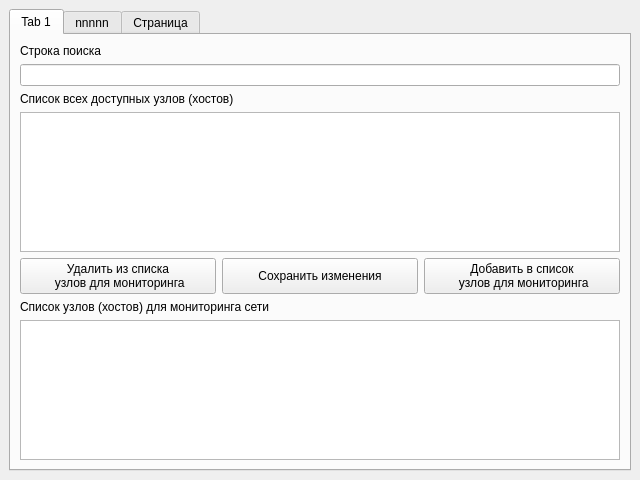
Qt form ui/edit_and_view_window.ui (aleksey88bsuir/Network_monitoring) before a commit.
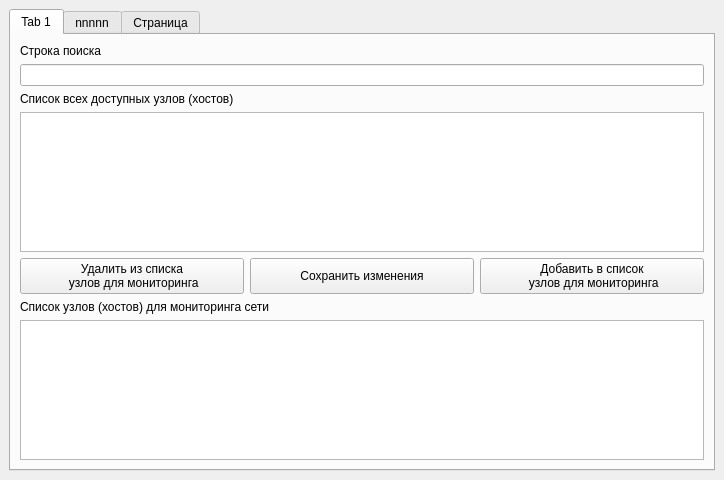
The same form after that commit.

Commit message: Добавил кнопку воспроизведения музыки. Изменил правила вызова лога при изменении стиля. Добавил меню вверху программы

What changed in the file:
```diff
--- a/ui/edit_and_view_window.ui
+++ b/ui/edit_and_view_window.ui
@@ -6,7 +6,7 @@
    <rect>
     <x>0</x>
     <y>0</y>
-    <width>640</width>
+    <width>724</width>
     <height>480</height>
    </rect>
   </property>
@@ -82,6 +82,9 @@
           </item>
           <item row="4" column="0">
            <layout class="QHBoxLayout" name="horizontalLayout">
+            <property name="sizeConstraint">
+             <enum>QLayout::SetFixedSize</enum>
+            </property>
             <item>
              <widget class="QPushButton" name="b_up">
               <property name="text">
@@ -93,11 +96,17 @@
             <item>
              <widget class="QPushButton" name="b_save_changes">
               <property name="sizePolicy">
-               <sizepolicy hsizetype="Minimum" vsizetype="Expanding">
+               <sizepolicy hsizetype="Minimum" vsizetype="Fixed">
                 <horstretch>0</horstretch>
                 <verstretch>0</verstretch>
                </sizepolicy>
               </property>
+              <property name="maximumSize">
+               <size>
+                <width>16777215</width>
+                <height>42</height>
+               </size>
+              </property>
               <property name="text">
                <string>Сохранить изменения</string>
               </property>
```
The commit also changes 7 other files.
